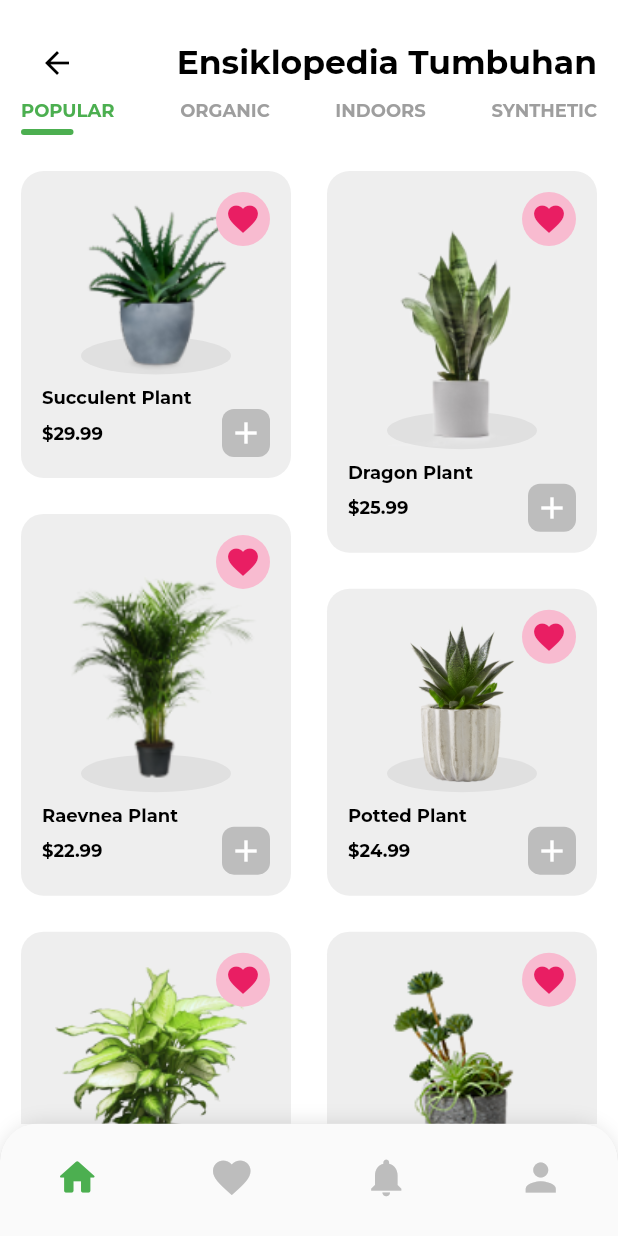
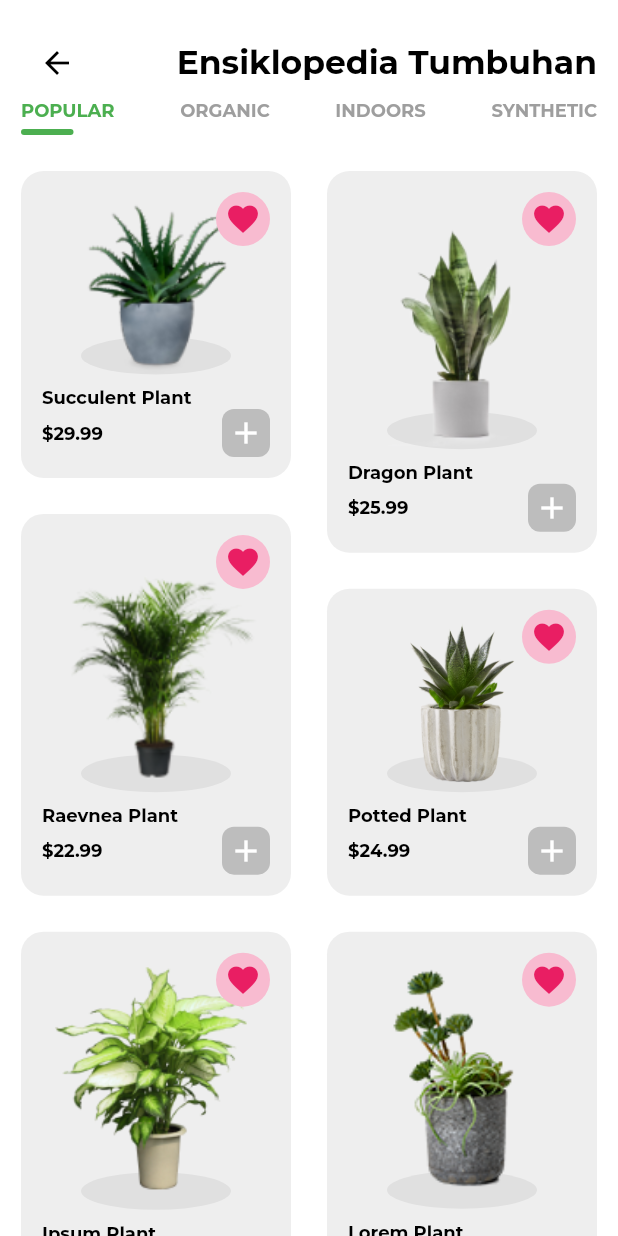
Before and after one commit to nurintanns/tubes_smartfarming, a Flutter app: the MainPage screen opened directly, on a phone screen of 412 x 824 dp. Run offline on Flutter 3.47's test engine with Material 2 defaults, Android fonts, the phone set to English and light mode, and no system bars; our stand-ins replace flutter_swiper, google_fonts; missing offline and left inert: dart:ffi, lipsum.

Commit message:
update tumbuhan lagi

```diff
--- a/lib/views/mobile/home/Plant/main.dart
+++ b/lib/views/mobile/home/Plant/main.dart
@@ -47,33 +47,6 @@ class MainPageState extends State<MainPage> {
   @override
   Widget build(BuildContext context) {
     return Scaffold(
-      bottomNavigationBar: Container(
-        height: 75,
-        decoration: BoxDecoration(
-          borderRadius: BorderRadius.only(
-            topRight: Radius.circular(30),
-            topLeft: Radius.circular(30),
-          ),
-          boxShadow: [
-            BoxShadow(color: Colors.black12, spreadRadius: 0, blurRadius: 10),
-          ],
-        ),
-        child: ClipRRect(
-          borderRadius: BorderRadius.only(
-            topLeft: Radius.circular(25),
-            topRight: Radius.circular(25),
-          ),
-          child: BottomNavigationBar(
-            type: BottomNavigationBarType.fixed,
-            items: _bottomTabs
-                .map((tabItem) => _bottomNavigationBarItem(tabItem))
-                .toList(),
-            onTap: _onSelectTab,
-            showSelectedLabels: false,
-            showUnselectedLabels: false,
-          ),
-        ),
-      ),
       body: SafeArea(
         child: _buildPage(),
       ),
```
